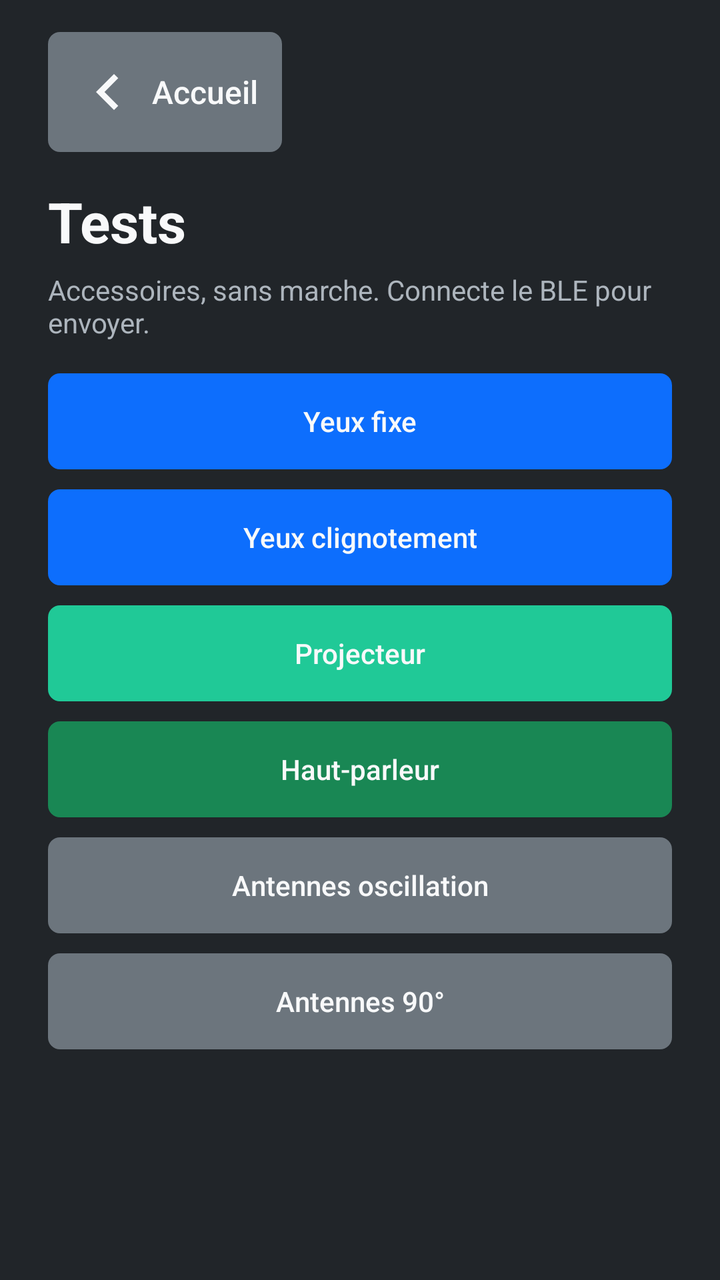
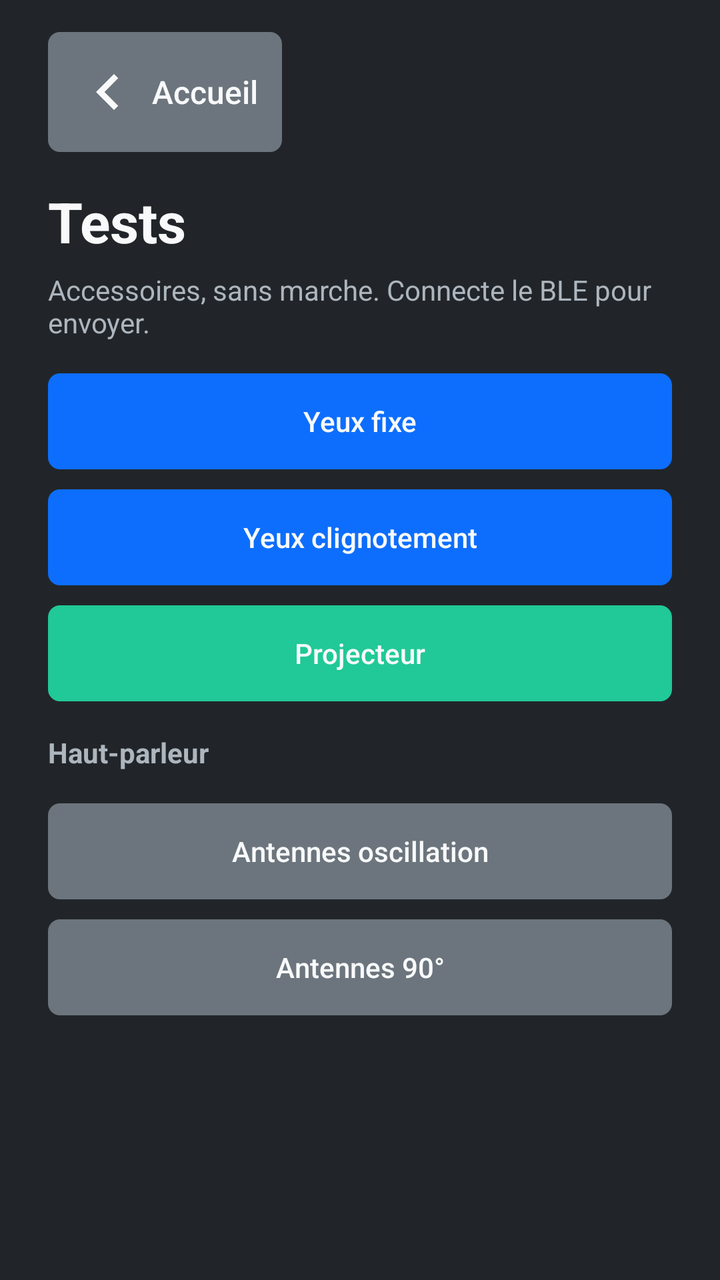

Two renders of the same Android screen: before a commit and after it. Below are the layout's source before the change and the commit's diff.
<!-- AndroidManifest.xml: application theme AppTheme -->
<!-- res/layout/screen_tests.xml -->
<?xml version="1.0" encoding="utf-8"?>
<LinearLayout xmlns:android="http://schemas.android.com/apk/res/android"
    android:layout_width="match_parent"
    android:layout_height="match_parent"
    android:background="@color/bs_dark"
    android:orientation="vertical"
    android:paddingStart="24dp"
    android:paddingEnd="24dp"
    android:paddingTop="16dp"
    android:paddingBottom="20dp">

    <Button
        android:id="@+id/btn_back_home"
        style="@style/Bdx.Btn.Back"
        android:layout_width="wrap_content"
        android:layout_height="wrap_content" />

    <TextView
        android:layout_width="wrap_content"
        android:layout_height="wrap_content"
        android:layout_marginTop="16dp"
        android:text="Tests"
        android:textColor="@color/bs_light"
        android:textSize="28sp"
        android:textStyle="bold" />

    <TextView
        android:id="@+id/tests_hint"
        android:layout_width="match_parent"
        android:layout_height="wrap_content"
        android:layout_marginTop="6dp"
        android:text="Accessoires, sans marche. Connecte le BLE pour envoyer."
        android:textColor="@color/bs_muted"
        android:textSize="14sp" />

    <ScrollView
        android:layout_width="match_parent"
        android:layout_height="0dp"
        android:layout_marginTop="16dp"
        android:layout_weight="1">

        <LinearLayout
            android:layout_width="match_parent"
            android:layout_height="wrap_content"
            android:orientation="vertical">

            <Button
                android:id="@+id/test_eyes_steady"
                style="@style/Bdx.Btn"
                android:layout_width="match_parent"
                android:layout_height="wrap_content"
                android:background="@drawable/btn_flat_blue"
                android:text="Yeux fixe" />

            <Button
                android:id="@+id/test_eyes_blink"
                style="@style/Bdx.Btn"
                android:layout_width="match_parent"
                android:layout_height="wrap_content"
                android:layout_marginTop="10dp"
                android:background="@drawable/btn_flat_blue"
                android:text="Yeux clignotement" />

            <Button
                android:id="@+id/test_projector"
                style="@style/Bdx.Btn"
                android:layout_width="match_parent"
                android:layout_height="wrap_content"
                android:layout_marginTop="10dp"
                android:background="@drawable/btn_flat_teal"
                android:text="Projecteur" />

            <Button
                android:id="@+id/test_speaker"
                style="@style/Bdx.Btn"
                android:layout_width="match_parent"
                android:layout_height="wrap_content"
                android:layout_marginTop="10dp"
                android:background="@drawable/btn_flat_green"
                android:text="Haut-parleur" />

            <Button
                android:id="@+id/test_antennas_wiggle"
                style="@style/Bdx.Btn"
                android:layout_width="match_parent"
                android:layout_height="wrap_content"
                android:layout_marginTop="10dp"
                android:background="@drawable/btn_flat_gray"
                android:text="Antennes oscillation" />

            <Button
                android:id="@+id/test_antennas_pulse"
                style="@style/Bdx.Btn"
                android:layout_width="match_parent"
                android:layout_height="wrap_content"
                android:layout_marginTop="10dp"
                android:background="@drawable/btn_flat_gray"
                android:text="Antennes 90°" />
        </LinearLayout>
    </ScrollView>
</LinearLayout>
<!-- resources referenced by this layout -->
<resources>
  <color name="bs_dark">#212529</color>
  <color name="bs_light">#F8F9FA</color>
  <color name="bs_muted">#ADB5BD</color>
  <!-- drawable btn_flat_blue (drawable) -->
  <?xml version="1.0" encoding="utf-8"?>
  <selector xmlns:android="http://schemas.android.com/apk/res/android">
      <item android:state_pressed="true">
          <shape android:shape="rectangle">
              <solid android:color="@color/bs_blue_press" />
              <corners android:radius="6dp" />
          </shape>
      </item>
      <item>
          <shape android:shape="rectangle">
              <solid android:color="@color/bs_blue" />
              <corners android:radius="6dp" />
          </shape>
      </item>
  </selector>
  <!-- drawable btn_flat_gray (drawable) -->
  <?xml version="1.0" encoding="utf-8"?>
  <selector xmlns:android="http://schemas.android.com/apk/res/android">
      <item android:state_pressed="true">
          <shape android:shape="rectangle">
              <solid android:color="@color/bs_gray_press" />
              <corners android:radius="6dp" />
          </shape>
      </item>
      <item>
          <shape android:shape="rectangle">
              <solid android:color="@color/bs_gray" />
              <corners android:radius="6dp" />
          </shape>
      </item>
  </selector>
  <!-- drawable btn_flat_teal (drawable) -->
  <?xml version="1.0" encoding="utf-8"?>
  <selector xmlns:android="http://schemas.android.com/apk/res/android">
      <item android:state_pressed="true">
          <shape android:shape="rectangle">
              <solid android:color="@color/bs_teal_press" />
              <corners android:radius="6dp" />
          </shape>
      </item>
      <item>
          <shape android:shape="rectangle">
              <solid android:color="@color/bs_teal" />
              <corners android:radius="6dp" />
          </shape>
      </item>
  </selector>
  <style name="Bdx.Btn" parent="Widget.AppCompat.Button.Borderless">
          <item name="android:stateListAnimator">@null</item>
          <item name="android:elevation">0dp</item>
          <item name="android:textAllCaps">false</item>
          <item name="android:fontFamily">sans-serif-medium</item>
          <item name="android:textColor">@color/bs_light</item>
          <item name="android:padding">12dp</item>
          <item name="android:minHeight">48dp</item>
      </style>
  <style name="Bdx.Btn.Back" parent="Bdx.Btn">
          <item name="android:background">@drawable/btn_flat_gray</item>
          <item name="android:drawableStart">@drawable/ic_arrow_back</item>
          <item name="android:drawablePadding">4dp</item>
          <item name="android:text">Accueil</item>
          <item name="android:textSize">16sp</item>
          <item name="android:minHeight">52dp</item>
          <item name="android:paddingStart">8dp</item>
          <item name="android:paddingEnd">16dp</item>
      </style>
  <style name="AppTheme" parent="Theme.AppCompat.Light.DarkActionBar">
          <item name="colorPrimary">@color/colorPrimary</item>
          <item name="colorPrimaryDark">@color/colorPrimaryDark</item>
          <item name="colorAccent">@color/colorAccent</item>
      </style>
  <color name="bs_blue_press">#0B5ED7</color>
  <color name="bs_blue">#0D6EFD</color>
  <color name="bs_gray_press">#5C636A</color>
  <color name="bs_gray">#6C757D</color>
  <color name="bs_green_press">#157347</color>
  <color name="bs_green">#198754</color>
  <color name="bs_teal_press">#1AA179</color>
  <color name="bs_teal">#20C997</color>
  <!-- drawable ic_arrow_back (drawable) -->
  <?xml version="1.0" encoding="utf-8"?>
  <vector xmlns:android="http://schemas.android.com/apk/res/android"
      android:width="36dp"
      android:height="36dp"
      android:viewportWidth="24"
      android:viewportHeight="24">
      <path
          android:fillColor="#F8F9FA"
          android:pathData="M15.41,7.41L14,6l-6,6 6,6 1.41,-1.41L10.83,12z" />
  </vector>
  <color name="colorPrimary">#0D6EFD</color>
  <color name="colorPrimaryDark">#212529</color>
  <color name="colorAccent">#0DCAF0</color>
</resources>

<!-- the commit's change to res/layout/screen_tests.xml (unified diff, before → after) -->
@@ -70,14 +70,23 @@
                 android:background="@drawable/btn_flat_teal"
                 android:text="Projecteur" />
 
-            <Button
-                android:id="@+id/test_speaker"
-                style="@style/Bdx.Btn"
+            <TextView
                 android:layout_width="match_parent"
                 android:layout_height="wrap_content"
-                android:layout_marginTop="10dp"
-                android:background="@drawable/btn_flat_green"
-                android:text="Haut-parleur" />
+                android:layout_marginTop="16dp"
+                android:layout_marginBottom="6dp"
+                android:text="Haut-parleur"
+                android:textColor="@color/bs_muted"
+                android:textSize="14sp"
+                android:textStyle="bold" />
+
+            <GridLayout
+                android:id="@+id/test_sounds"
+                android:layout_width="match_parent"
+                android:layout_height="wrap_content"
+                android:alignmentMode="alignMargins"
+                android:columnCount="3"
+                android:useDefaultMargins="false" />
 
             <Button
                 android:id="@+id/test_antennas_wiggle"
<!-- resource entries referenced after the edit -->
@@ -79,8 +79,6 @@
   <color name="bs_blue">#0D6EFD</color>
   <color name="bs_gray_press">#5C636A</color>
   <color name="bs_gray">#6C757D</color>
-  <color name="bs_green_press">#157347</color>
-  <color name="bs_green">#198754</color>
   <color name="bs_teal_press">#1AA179</color>
   <color name="bs_teal">#20C997</color>
   <!-- drawable ic_arrow_back (drawable) -->
